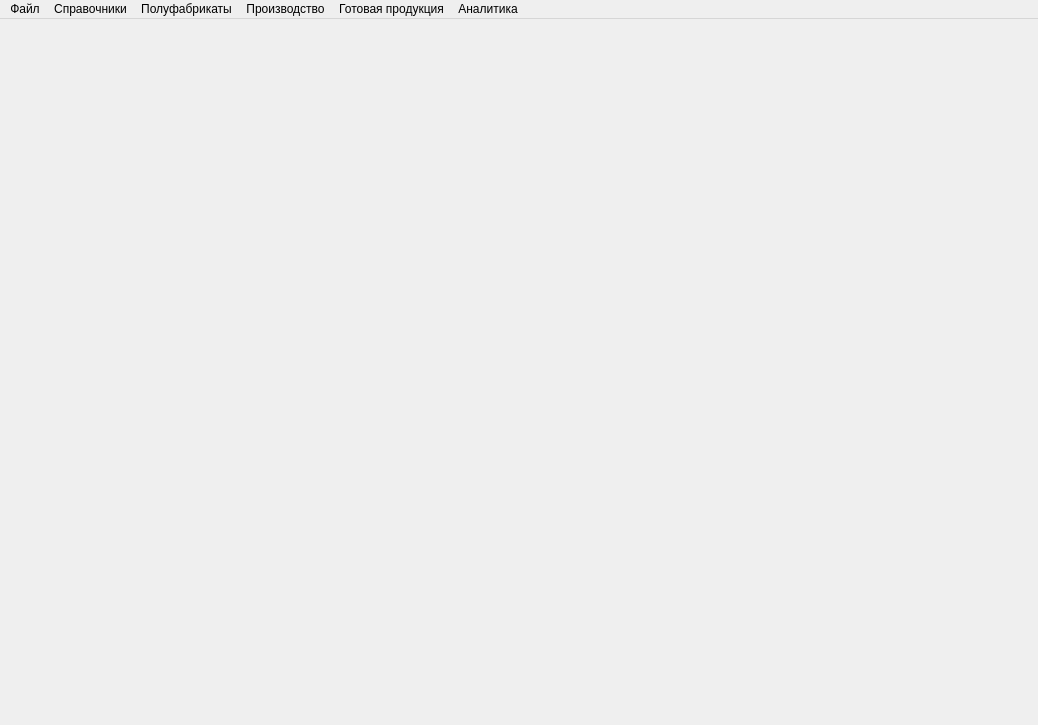
Qt form mainwindow.ui (Sergeyego/wire_pr) before a commit.
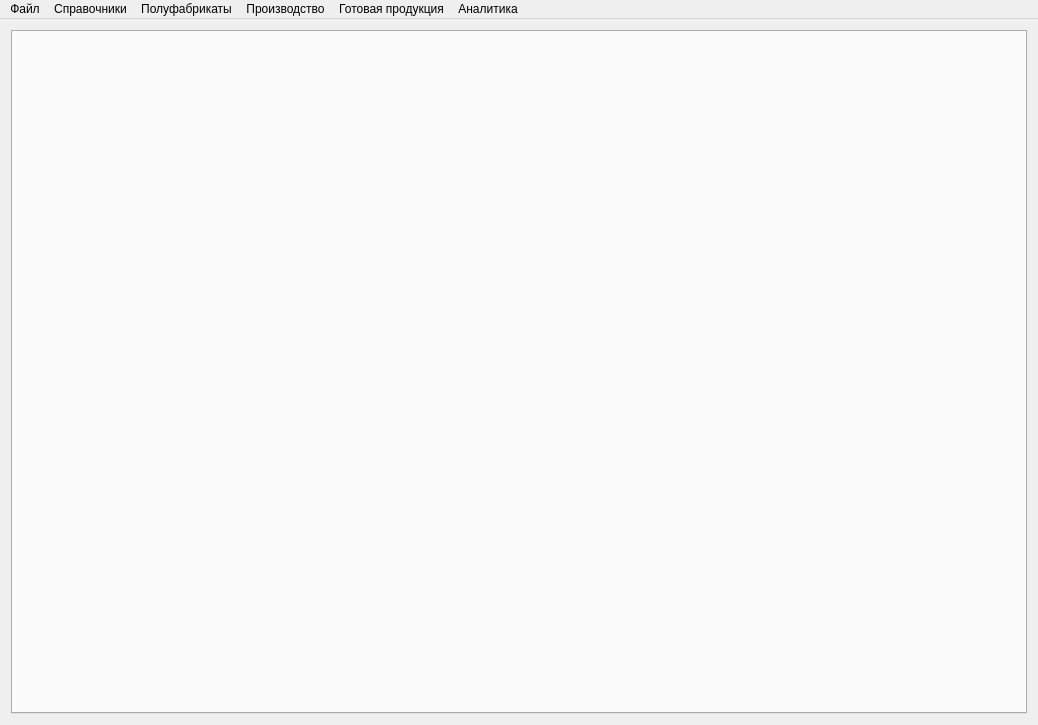
The same form after that commit. Icons and pictures are not drawn.

Commit message: fix lbl images

```diff
--- a/mainwindow.ui
+++ b/mainwindow.ui
@@ -18,7 +18,7 @@
     <item>
      <widget class="QTabWidget" name="tabWidget">
       <property name="documentMode">
-       <bool>true</bool>
+       <bool>false</bool>
       </property>
       <property name="tabsClosable">
        <bool>true</bool>
```
Left out of the diff: 8 changed lines with no effect on the pictures. The commit also changes 2 other files.
